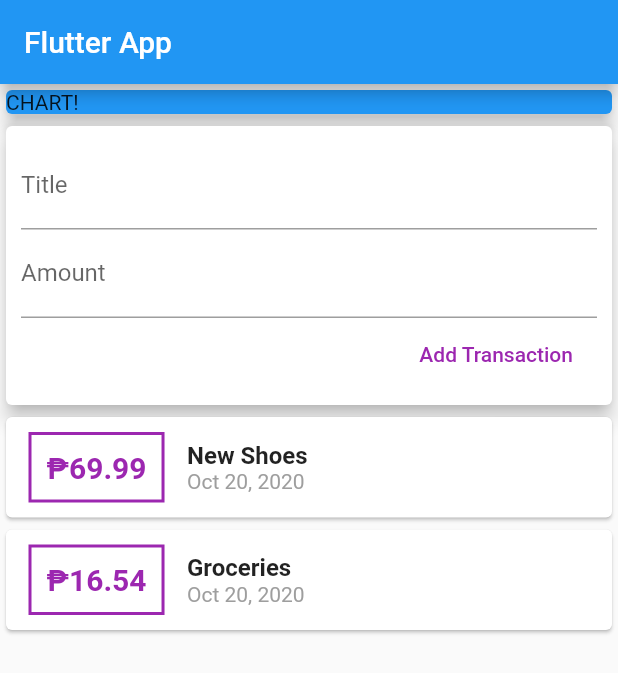
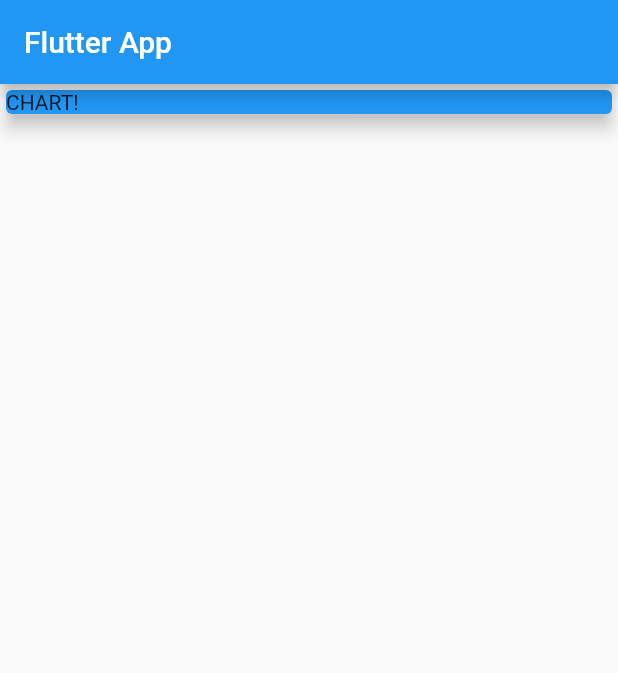
Before and after one commit to djaldave/flutter_by_aldave, a Flutter app: the screen it shows after launch, on a phone screen of 412 x 824 dp. Shown: the top 673 px of the screen. Run offline on Flutter 3.47's test engine with Material 2 defaults, Android fonts, the phone set to English and light mode, and no system bars.

```diff
--- a/lib/main.dart
+++ b/lib/main.dart
@@ -1,8 +1,6 @@
 import 'package:flutter/material.dart';
-import 'package:flutter_by_aldave/transaction.dart';
-import 'package:intl/intl.dart';
 
-import 'transaction.dart';
+import 'models/transaction.dart';
 
 void main() => runApp(MyApp());
 
@@ -17,20 +15,7 @@ class MyApp extends StatelessWidget {
 }
 
 class MyHomePage extends StatelessWidget {
-  final List<Transaction> transactions = [
-    Transaction(
-      id: "1",
-      title: "New Shoes",
-      amount: 69.99,
-      date: DateTime.now(),
-    ),
-    Transaction(
-      id: "2",
-      title: "Groceries",
-      amount: 16.54,
-      date: DateTime.now(),
-    ),
-  ];
+  final List<Transaction> transactions = [];
   // String titleInput;
   // String amountInput;
   final titleController = TextEditingController();
@@ -53,83 +38,6 @@ class MyHomePage extends StatelessWidget {
               elevation: 5,
             ),
           ),
-          Card(
-            elevation: 5,
-            child: Container(
-              padding: EdgeInsets.all(10),
-              child: Column(
-                crossAxisAlignment: CrossAxisAlignment.end,
-                children: <Widget>[
-                  TextField(
-                    decoration: InputDecoration(labelText: "Title"),
-                    controller: titleController,
-                    // onChanged: (value) {
-                    //   titleInput = value;
-                    // },
-                  ),
-                  TextField(
-                    decoration: InputDecoration(labelText: "Amount"),
-                    controller: amountController,
-                    // onChanged: (value) {
-                    //   amountInput = value;
-                    // },
-                  ),
-                  FlatButton(
-                    onPressed: () {
-                      print(titleController.text);
-                      print(amountController.text);
-                    },
-                    child: Text("Add Transaction"),
-                    textColor: Colors.purple,
-                  ),
-                ],
-              ),
-            ),
-          ),
-          Column(
-            children: transactions.map((tx) {
-              return Card(
-                child: Row(
-                  children: <Widget>[
-                    Container(
-                      margin:
-                          EdgeInsets.symmetric(vertical: 10, horizontal: 15),
-                      decoration: BoxDecoration(
-                        border: Border.all(color: Colors.purple, width: 2),
-                      ),
-                      padding: EdgeInsets.all(10),
-                      child: Text(
-                        "₱${tx.amount.toString()}",
-                        style: TextStyle(
-                          fontWeight: FontWeight.bold,
-                          fontSize: 20,
-                          color: Colors.purple,
-                        ),
-                      ),
-                    ),
-                    Column(
-                      crossAxisAlignment: CrossAxisAlignment.start,
-                      children: [
-                        Text(
-                          tx.title,
-                          style: TextStyle(
-                            fontSize: 16,
-                            fontWeight: FontWeight.bold,
-                          ),
-                        ),
-                        Text(
-                          DateFormat.yMMMd().format(tx.date),
-                          style: TextStyle(
-                            color: Colors.grey,
-                          ),
-                        ),
-                      ],
-                    ),
-                  ],
-                ),
-              );
-            }).toList(),
-          ),
         ],
       ),
     );
```
Also changed, not shown: lib/widgets/new_transaction.dart (added, +42 -0 lines), lib/widgets/transaction_list.dart (added, +53 -0 lines), lib/widgets/user_transaction.dart (added, +36 -0 lines), lib/models/transaction.dart (renamed from lib/transaction.dart).
